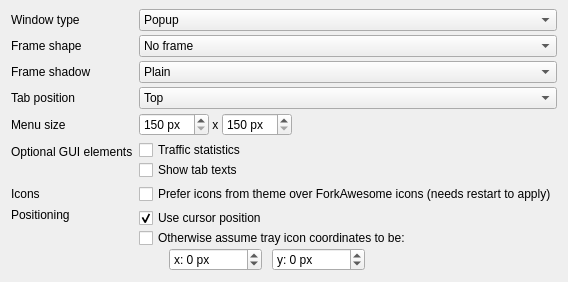
Old version of the form syncthingwidgets/settings/appearanceoptionpage.ui in the repository Martchus/syncthingtray.
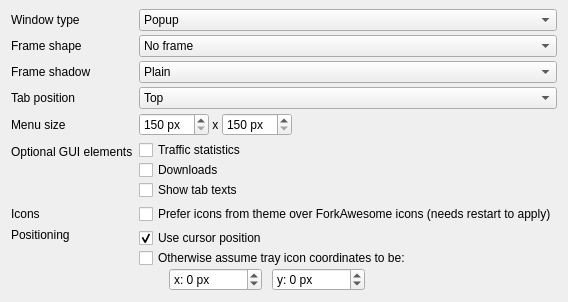
New version of the form. Icons and pictures are not drawn.

Commit message:
Hide "Downloads" tab by default
The "Downloads" tab is most of the time empty despite downloads going on,
see https://github.com/Martchus/syncthingtray/issues/293.

It actually needs quite some rework to be useful but most users probably
don't use it anyway. Not even the official GUI shows the download progress.
So for now let's hide it by default.

It would make sense to extend the GUI to be able to show out of sync items
like the official GUI does. Maybe this could replace the "Downloads" tab in
the future.

```diff
--- a/syncthingwidgets/settings/appearanceoptionpage.ui
+++ b/syncthingwidgets/settings/appearanceoptionpage.ui
@@ -335,6 +335,13 @@
        </property>
       </widget>
      </item>
+     <item>
+      <widget class="QCheckBox" name="showDownloadsCheckBox">
+       <property name="text">
+        <string>Downloads</string>
+       </property>
+      </widget>
+     </item>
      <item>
       <widget class="QCheckBox" name="showTabTextsCheckBox">
        <property name="text">
```
Left out of the diff: 1 changed line with no effect on the pictures. The commit also changes 12 other files.
